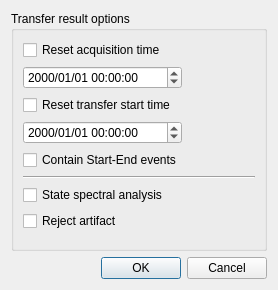
BryanWang0702/MiSleep, file MiSleep/gui/uis/transfer_result_dialog.ui: the form before one commit.
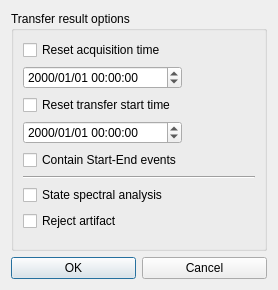
The form after the commit.

Commit message: fix transfer restul cancel useless bug

What changed in the file:
```diff
--- a/MiSleep/gui/uis/transfer_result_dialog.ui
+++ b/MiSleep/gui/uis/transfer_result_dialog.ui
@@ -13,8 +13,8 @@
   <property name="windowTitle">
    <string>Dialog</string>
   </property>
-  <layout class="QVBoxLayout" name="verticalLayout">
-   <item>
+  <layout class="QGridLayout" name="gridLayout_2">
+   <item row="0" column="0" colspan="2">
     <widget class="QGroupBox" name="groupBox">
      <property name="title">
       <string>Transfer result options</string>
@@ -105,13 +105,17 @@
      </layout>
     </widget>
    </item>
-   <item>
-    <widget class="QDialogButtonBox" name="buttonBox">
-     <property name="orientation">
-      <enum>Qt::Horizontal</enum>
+   <item row="1" column="0">
+    <widget class="QPushButton" name="OKBt">
+     <property name="text">
+      <string>OK</string>
      </property>
-     <property name="standardButtons">
-      <set>QDialogButtonBox::Cancel|QDialogButtonBox::Ok</set>
+    </widget>
+   </item>
+   <item row="1" column="1">
+    <widget class="QPushButton" name="CancelBt">
+     <property name="text">
+      <string>Cancel</string>
      </property>
     </widget>
    </item>
```
Left out of the diff: 35 changed lines with no effect on the pictures. The commit also changes 3 other files.
